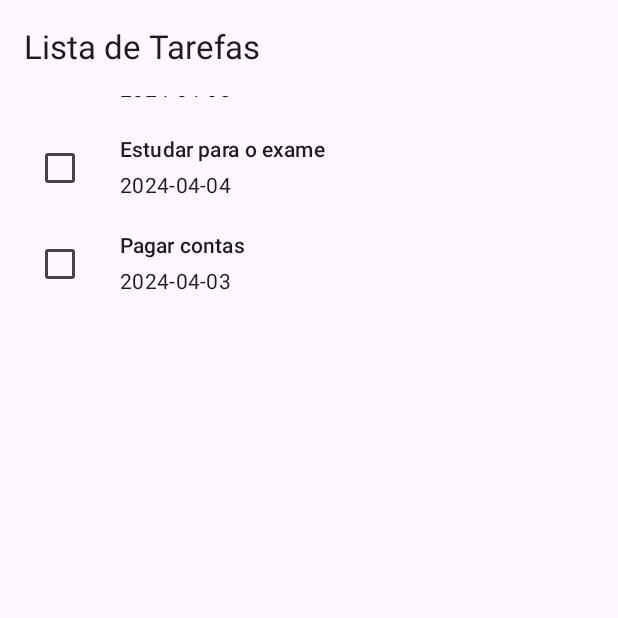
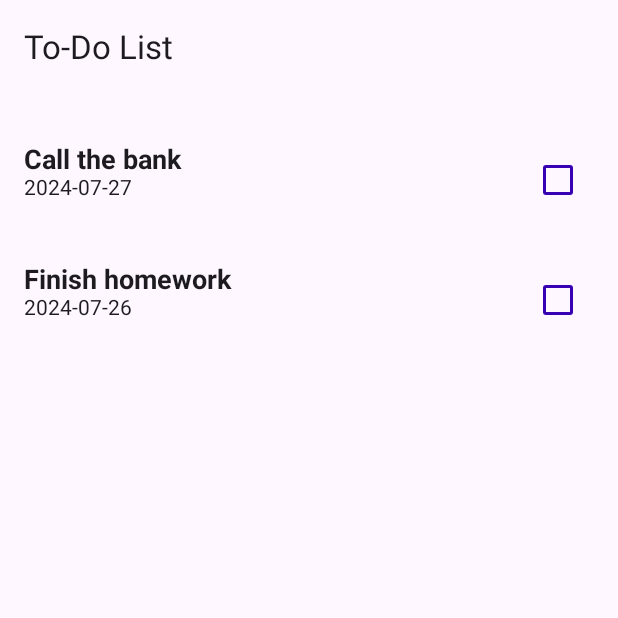
Before and after one commit to windcarvalho/LoginLLMTest, an Android app built with Jetpack Compose: the Tela_Compose_Access_3 screen opened directly, with no data from a screen before it, on a phone screen of 412 x 824 dp, the top half of it. Run offline under Robolectric (Android 15) with nearby library versions, the phone set to English and light mode, and no system bars.

Commit message:
tela 3 gpt 4

```diff
--- a/app/src/main/java/org/ufc/great/llm/screens/Tela_Compose_Access_3.kt
+++ b/app/src/main/java/org/ufc/great/llm/screens/Tela_Compose_Access_3.kt
@@ -6,9 +6,12 @@ import android.os.Bundle
 import androidx.activity.compose.setContent
 import androidx.compose.foundation.clickable
 import androidx.compose.foundation.focusable
+import androidx.compose.foundation.isSystemInDarkTheme
 import androidx.compose.foundation.layout.*
 import androidx.compose.foundation.lazy.LazyColumn
+import androidx.compose.foundation.lazy.items
 import androidx.compose.foundation.lazy.itemsIndexed
+import androidx.compose.foundation.shape.RoundedCornerShape
 import androidx.compose.material3.Checkbox
 import androidx.compose.material3.MaterialTheme
 import androidx.compose.material3.Text
@@ -18,115 +21,163 @@ import androidx.compose.ui.tooling.preview.Preview
 import androidx.compose.ui.unit.dp
 import androidx.compose.material3.ExperimentalMaterial3Api
 import androidx.compose.material3.Scaffold
+import androidx.compose.material3.Shapes
 import androidx.compose.material3.Surface
 import androidx.compose.material3.TopAppBar
+import androidx.compose.material3.Typography
+import androidx.compose.material3.darkColorScheme
+import androidx.compose.material3.lightColorScheme
 import androidx.compose.ui.Alignment
+import androidx.compose.ui.graphics.Color
 import androidx.compose.ui.semantics.contentDescription
 import androidx.compose.ui.semantics.semantics
+import androidx.compose.ui.text.TextStyle
+import androidx.compose.ui.text.font.FontFamily
+import androidx.compose.ui.text.font.FontWeight
+import androidx.compose.ui.unit.sp
+import java.time.LocalDate
 
 class Tela_Compose_Access_3<VisualTransformation> : AppCompatActivity() {
     override fun onCreate(savedInstanceState: Bundle?) {
         super.onCreate(savedInstanceState)
         setContent {
-            MyApp {
-                TaskListScreen()
+            ToDoListTheme {
+                ToDoListScreen()
             }
         }
     }
 }
 
-@Composable
-fun MyApp(content: @Composable () -> Unit) {
-    MaterialTheme {
-        Surface(color = MaterialTheme.colorScheme.background) {
-            content()
-        }
-    }
-}
-
-@SuppressLint("UnusedMaterial3ScaffoldPaddingParameter")
-@OptIn(ExperimentalMaterial3Api::class)
-@Composable
-fun TaskListScreen() {
-    Scaffold(
-        topBar = {
-            TopAppBar(
-                title = { Text("Lista de Tarefas") }
-            )
-        },
-        content = {
-            TaskList()
-        }
-    )
-}
+data class Task(val description: String, val date: LocalDate, var isChecked: Boolean = false)
 
 @Composable
-fun TaskItem(task: Task, modifier: Modifier = Modifier) {
+fun TaskItem(task: Task) {
+    var checkedState by remember { mutableStateOf(task.isChecked) }
+
     Row(
-        modifier = modifier
+        modifier = Modifier
             .fillMaxWidth()
-            .padding(vertical = 8.dp)
-            .focusable()
-            .clickable(enabled = true, onClickLabel = "Concluir tarefa", onClick = {/*TODO: update this*/}),
-        verticalAlignment = Alignment.CenterVertically
+            .padding(16.dp)
+            .semantics {
+                contentDescription = "Task: ${task.description}, Due date: ${task.date}, Completed: ${if (checkedState) "Yes" else "No"}"
+            },
+        horizontalArrangement = Arrangement.SpaceBetween
     ) {
-        Checkbox(
-            checked = false,
-            onCheckedChange = { /* TODO: Implementar lógica de marcado */ },
-            modifier = Modifier.padding(end = 16.dp)
-//            contentDescription = "Marcar tarefa como concluída"
-        )
         Column {
             Text(
-                text = task.name,
-                style = MaterialTheme.typography.titleSmall,
-                modifier = Modifier
-                    .padding(bottom = 4.dp)
-                    .semantics {
-                        contentDescription = "Nome da tarefa: ${task.name}"
-                    }
+                text = task.description,
+                style = MaterialTheme.typography.bodySmall.copy(fontSize = 18.sp, fontWeight = FontWeight.Bold),
+                color = MaterialTheme.colorScheme.onBackground
             )
             Text(
-                text = task.date,
-                style = MaterialTheme.typography.bodyMedium,
-                modifier = Modifier.semantics {
-                    contentDescription = "Data da tarefa: ${task.date}"
-                }
+                text = task.date.toString(),
+                style = MaterialTheme.typography.bodyMedium.copy(fontSize = 14.sp),
+                color = MaterialTheme.colorScheme.onBackground
             )
         }
+        Checkbox(
+            checked = checkedState,
+            onCheckedChange = { isChecked ->
+                checkedState = isChecked
+                task.isChecked = isChecked
+            },
+            modifier = Modifier.semantics {
+                contentDescription = "Checkbox for task: ${task.description}"
+            }
+        )
     }
 }
 
 @Composable
-fun TaskList() {
-    val tasks = remember {
-        mutableStateOf(
-            listOf(
-                Task("Fazer compras", "2024-04-05"),
-                Task("Estudar para o exame", "2024-04-04"),
-                Task("Pagar contas", "2024-04-03")
-            )
-        )
-    }
-
-    LazyColumn(
-        modifier = Modifier
-            .fillMaxSize()
-            .padding(16.dp)
-    ) {
-        itemsIndexed(tasks.value) { index, task ->
+fun TaskList(tasks: List<Task>) {
+    LazyColumn {
+        items(tasks) { task ->
             TaskItem(task = task)
         }
     }
 }
 
+@OptIn(ExperimentalMaterial3Api::class)
+@SuppressLint("UnusedMaterial3ScaffoldPaddingParameter")
+@Composable
+fun ToDoListScreen() {
+    val tasks = remember {
+        mutableStateListOf(
+            Task(description = "Buy groceries", date = LocalDate.now().minusDays(1)),
+            Task(description = "Call the bank", date = LocalDate.now().minusDays(2)),
+            Task(description = "Finish homework", date = LocalDate.now().minusDays(3))
+        ).apply { sortByDescending { it.date } }
+    }
 
-data class Task(val name: String, val date: String)
+    Scaffold(
+        topBar = {
+            TopAppBar(title = { Text(text = "To-Do List") })
+        }
+    ) {
+        TaskList(tasks = tasks)
+    }
+}
+
 
 @Preview(showBackground = true)
 @Composable
 fun DefaultPreview() {
-    MyApp {
-        TaskListScreen()
+    ToDoListTheme {
+        ToDoListScreen()
     }
 }
+
+val Purple200 = Color(0xFFBB86FC)
+val Purple500 = Color(0xFF6200EE)
+val Purple700 = Color(0xFF3700B3)
+val Teal200 = Color(0xFF03DAC5)
+
+val Shapes = Shapes(
+    small = RoundedCornerShape(4.dp),
+    medium = RoundedCornerShape(4.dp),
+    large = RoundedCornerShape(0.dp)
+)
+
+val Typography = Typography(
+    bodySmall = TextStyle(
+        fontFamily = FontFamily.Default,
+        fontWeight = FontWeight.Normal,
+        fontSize = 16.sp
+    ),
+    bodyMedium = TextStyle(
+        fontFamily = FontFamily.Default,
+        fontWeight = FontWeight.Normal,
+        fontSize = 14.sp
+    )
+)
+
+private val DarkColorPalette = darkColorScheme(
+    primary = Color(0xFFBB86FC),
+    onSurfaceVariant = Color(0xFF3700B3),
+    secondary = Color(0xFF03DAC5)
+)
+
+private val LightColorPalette = lightColorScheme(
+    primary = Color(0xFF6200EE),
+    onSurfaceVariant = Color(0xFF3700B3),
+    secondary = Color(0xFF03DAC5)
+)
+
+@Composable
+fun ToDoListTheme(
+    darkTheme: Boolean = isSystemInDarkTheme(),
+    content: @Composable () -> Unit
+) {
+    val colors = if (darkTheme) {
+        DarkColorPalette
+    } else {
+        LightColorPalette
+    }
+
+    MaterialTheme(
+        colorScheme = colors,
+        typography = Typography,
+        shapes = Shapes,
+        content = content
+    )
+}
```
Also changed, not shown: app/src/main/java/org/ufc/great/llm/screens/Tela_Compose_3.kt (+112 -58 lines).
